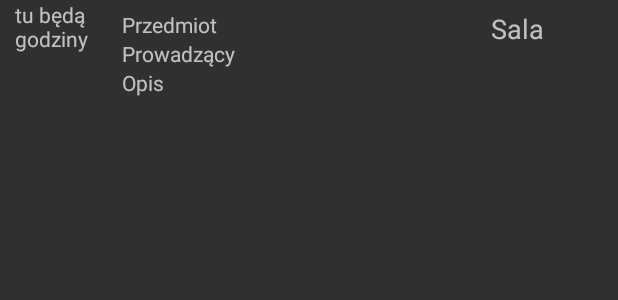
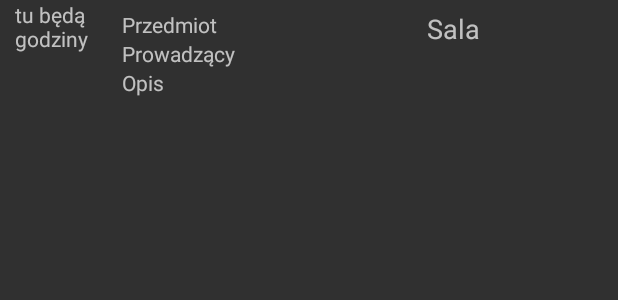
Before and after one commit to PrzyjacielePrzyrody/MFISearch, an Android app: the layout row_activity_list.xml on its own in the app's theme, with its tools: preview values and no code run, on a phone screen of 412 x 824 dp. Shown: the top 300 px of the screen. Run offline under Robolectric (Android 15) with nearby library versions, the phone set to English and light mode, and no system bars.

```diff
--- a/app/src/main/java/info/linuxpl/abraham/rszczers/mfisearch/Activities/ActivityRowAdapter.java
+++ b/app/src/main/java/info/linuxpl/abraham/rszczers/mfisearch/Activities/ActivityRowAdapter.java
@@ -40,7 +40,7 @@ public class ActivityRowAdapter extends ArrayAdapter<PlanedActivity> {
 
             holder=new PlanedActivityHolder();
             LinearLayout dane=(LinearLayout) row.findViewById(R.id.coKtoGdzie);
-            holder.name = (TextView)dane.findViewById(R.id.activityName);
+            holder.name = (TextView)dane.findViewById(R.id.activityName); //coś nie działa z name
             holder.time = (TextView)row.findViewById(R.id.timeText);
             holder.room = (TextView)row.findViewById(R.id.classroom);
             holder.instructor = (TextView)dane.findViewById(R.id.lector);
--- a/app/src/main/res/layout/row_activity_list.xml
+++ b/app/src/main/res/layout/row_activity_list.xml
@@ -5,12 +5,12 @@
 
     <FrameLayout
         android:layout_width="fill_parent"
-        android:layout_height="wrap_content">
+        android:layout_height="100dp">
 
         <LinearLayout
             android:orientation="horizontal"
             android:layout_width="match_parent"
-            android:layout_height="80dp"
+            android:layout_height="match_parent"
             android:weightSum="8">
 
             <TextView
@@ -32,7 +32,7 @@
                 android:orientation="vertical"
                 android:layout_width="wrap_content"
                 android:layout_height="match_parent"
-                android:layout_weight="4"
+                android:layout_weight="3"
                 android:id="@+id/coKtoGdzie"
                 android:weightSum="2"
                 >
@@ -67,7 +67,7 @@
                 android:layout_height="wrap_content"
                 android:textAppearance="?android:attr/textAppearanceMedium"
                 android:text="Sala"
-                android:layout_weight="1"
+                android:layout_weight="2"
                 android:id="@+id/classroom" />
         </LinearLayout>
         </LinearLayout>
```
Also changed, not shown: app/src/main/java/info/linuxpl/abraham/rszczers/mfisearch/Activities/MainActivity.java (+4 -7 lines), app/src/main/java/info/linuxpl/abraham/rszczers/mfisearch/Features/ActivityFactory.java (+14 -1 lines), app/src/main/java/info/linuxpl/abraham/rszczers/mfisearch/Features/SQL/DatabaseAdapter.java (+6 -2 lines).
